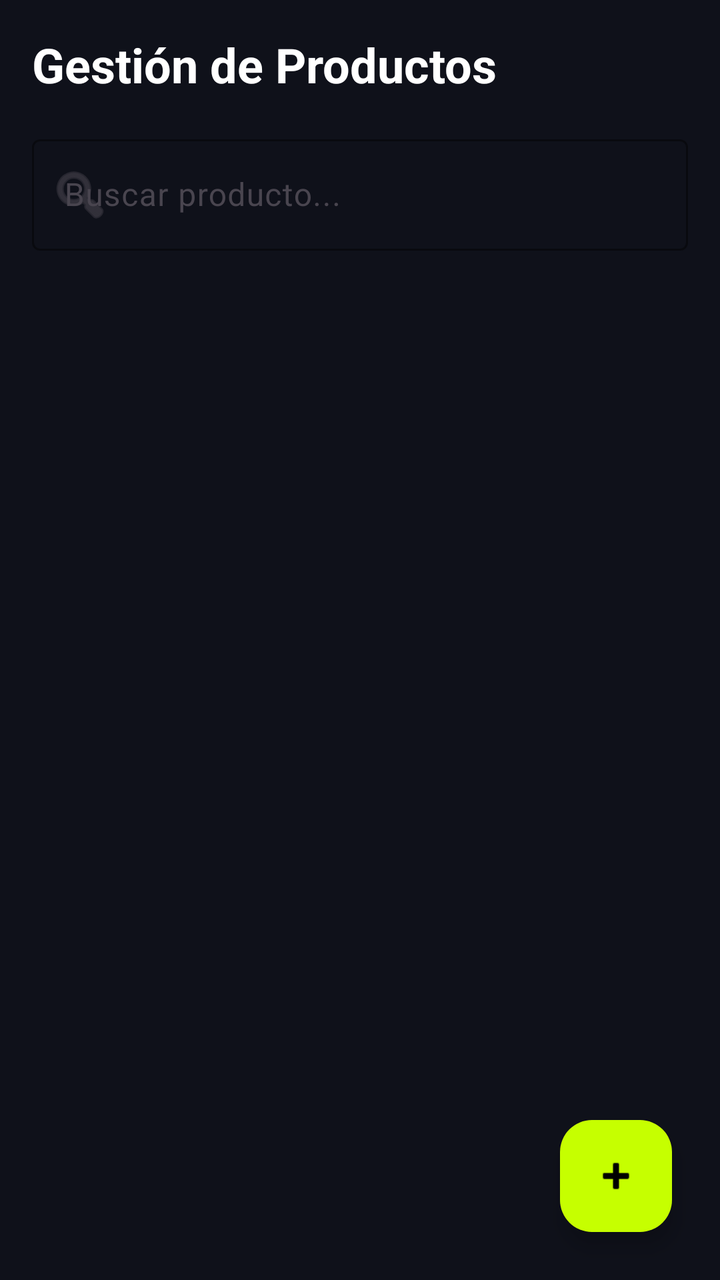
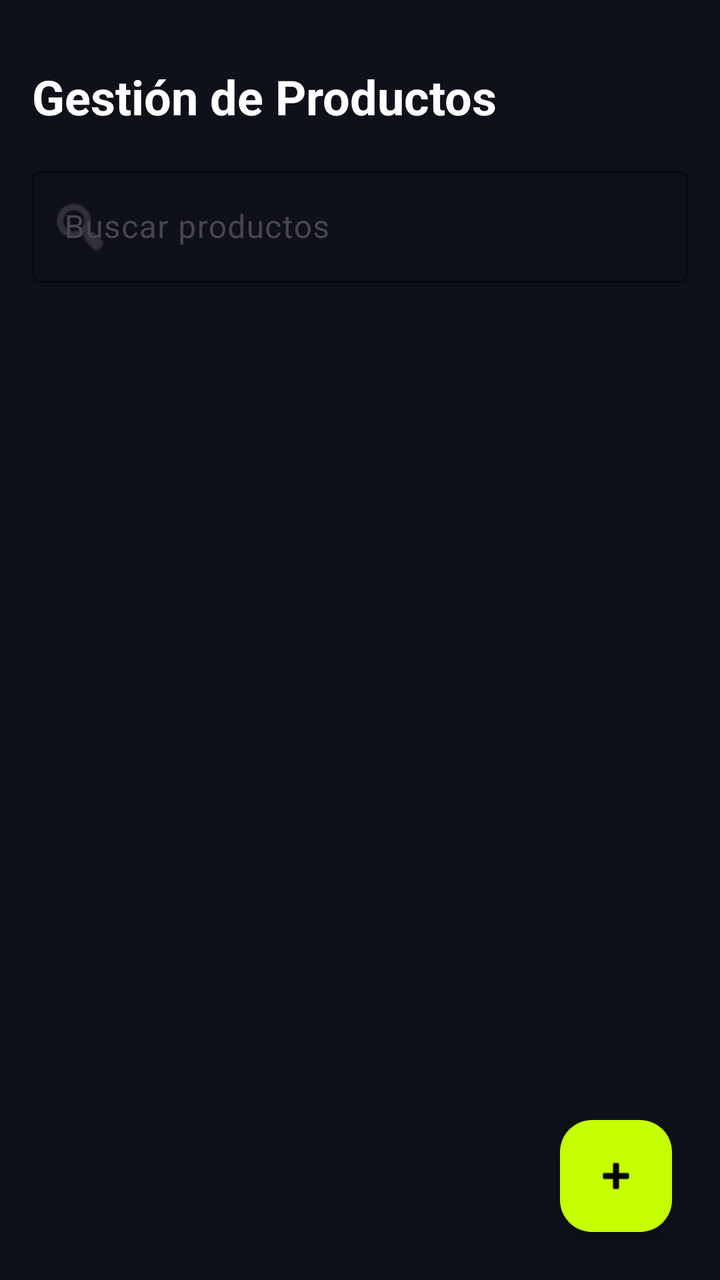

Compare the two renders of this Android layout. The source of the first and the diff that turns it into the second are given below.
<!-- AndroidManifest.xml: application theme Theme.VoltCore -->
<!-- res/layout/fragment_admin_products.xml -->
<?xml version="1.0" encoding="utf-8"?>
<androidx.coordinatorlayout.widget.CoordinatorLayout xmlns:android="http://schemas.android.com/apk/res/android"
    xmlns:app="http://schemas.android.com/apk/res-auto"
    xmlns:tools="http://schemas.android.com/tools"
    android:layout_width="match_parent"
    android:layout_height="match_parent"
    android:background="@color/volt_background">

    <LinearLayout
        android:layout_width="match_parent"
        android:layout_height="match_parent"
        android:orientation="vertical"
        android:padding="16dp">

        <TextView
            android:layout_width="wrap_content"
            android:layout_height="wrap_content"
            android:text="Gestión de Productos"
            android:textColor="@color/white"
            android:textSize="24sp"
            android:textStyle="bold"
            android:layout_marginBottom="16dp"/>

        <com.google.android.material.textfield.TextInputLayout
            android:layout_width="match_parent"
            android:layout_height="wrap_content"
            android:layout_marginBottom="16dp"
            android:hint="Buscar producto..."
            style="@style/Widget.Material3.TextInputLayout.OutlinedBox"
            app:startIconDrawable="@android:drawable/ic_menu_search"
            app:boxStrokeColor="@color/volt_primary"
            app:hintTextColor="@color/volt_primary">

            <com.google.android.material.textfield.TextInputEditText
                android:id="@+id/etSearchProducts"
                android:layout_width="match_parent"
                android:layout_height="wrap_content"
                android:textColor="@color/white" />
        </com.google.android.material.textfield.TextInputLayout>

        <androidx.recyclerview.widget.RecyclerView
            android:id="@+id/rvProducts"
            android:layout_width="match_parent"
            android:layout_height="match_parent"
            app:layoutManager="androidx.recyclerview.widget.LinearLayoutManager" />

    </LinearLayout>

    <com.google.android.material.floatingactionbutton.FloatingActionButton
        android:id="@+id/fabAddProduct"
        android:layout_width="wrap_content"
        android:layout_height="wrap_content"
        android:layout_gravity="bottom|end"
        android:layout_margin="24dp"
        app:srcCompat="@android:drawable/ic_input_add"
        app:backgroundTint="@color/volt_primary"
        app:tint="@color/black" />

</androidx.coordinatorlayout.widget.CoordinatorLayout>
<!-- resources referenced by this layout -->
<resources>
  <color name="black">#FF000000</color>
  <color name="volt_background">#0F111A</color>
  <color name="volt_primary">#C6FF00</color>
  <color name="white">#FFFFFFFF</color>
  <style name="Theme.VoltCore" parent="Base.Theme.VoltCore" />
  <style name="Base.Theme.VoltCore" parent="Theme.Material3.DayNight.NoActionBar">
          
          <item name="colorPrimary">@color/volt_primary</item>
          <item name="android:windowBackground">@color/volt_background</item>
          <item name="colorSurface">@color/glass_surface</item>
          <item name="colorOnSurface">@color/white</item>
      </style>
  <color name="glass_surface">#1AFFFFFF</color>
</resources>

<!-- the commit's change to res/layout/fragment_admin_products.xml (unified diff, before → after) -->
@@ -4,7 +4,8 @@
     xmlns:tools="http://schemas.android.com/tools"
     android:layout_width="match_parent"
     android:layout_height="match_parent"
-    android:background="@color/volt_background">
+    android:background="@color/volt_background"
+    android:paddingTop="16dp">
 
     <LinearLayout
         android:layout_width="match_parent"
@@ -15,7 +16,7 @@
         <TextView
             android:layout_width="wrap_content"
             android:layout_height="wrap_content"
-            android:text="Gestión de Productos"
+            android:text="@string/manage_products"
             android:textColor="@color/white"
             android:textSize="24sp"
             android:textStyle="bold"
@@ -25,7 +26,7 @@
             android:layout_width="match_parent"
             android:layout_height="wrap_content"
             android:layout_marginBottom="16dp"
-            android:hint="Buscar producto..."
+            android:hint="@string/search_products_hint"
             style="@style/Widget.Material3.TextInputLayout.OutlinedBox"
             app:startIconDrawable="@android:drawable/ic_menu_search"
             app:boxStrokeColor="@color/volt_primary"
@@ -54,6 +55,7 @@
         android:layout_margin="24dp"
         app:srcCompat="@android:drawable/ic_input_add"
         app:backgroundTint="@color/volt_primary"
-        app:tint="@color/black" />
+        app:tint="@color/black"
+        android:contentDescription="@string/add_user_desc" />
 
 </androidx.coordinatorlayout.widget.CoordinatorLayout>
<!-- resource entries referenced after the edit -->
@@ -4,6 +4,9 @@
   <color name="volt_background">#0F111A</color>
   <color name="volt_primary">#C6FF00</color>
   <color name="white">#FFFFFFFF</color>
+  <string name="add_user_desc">Agregar usuario</string>
+  <string name="manage_products">Gestión de Productos</string>
+  <string name="search_products_hint">Buscar productos</string>
   <style name="Theme.VoltCore" parent="Base.Theme.VoltCore" />
   <style name="Base.Theme.VoltCore" parent="Theme.Material3.DayNight.NoActionBar">
           
